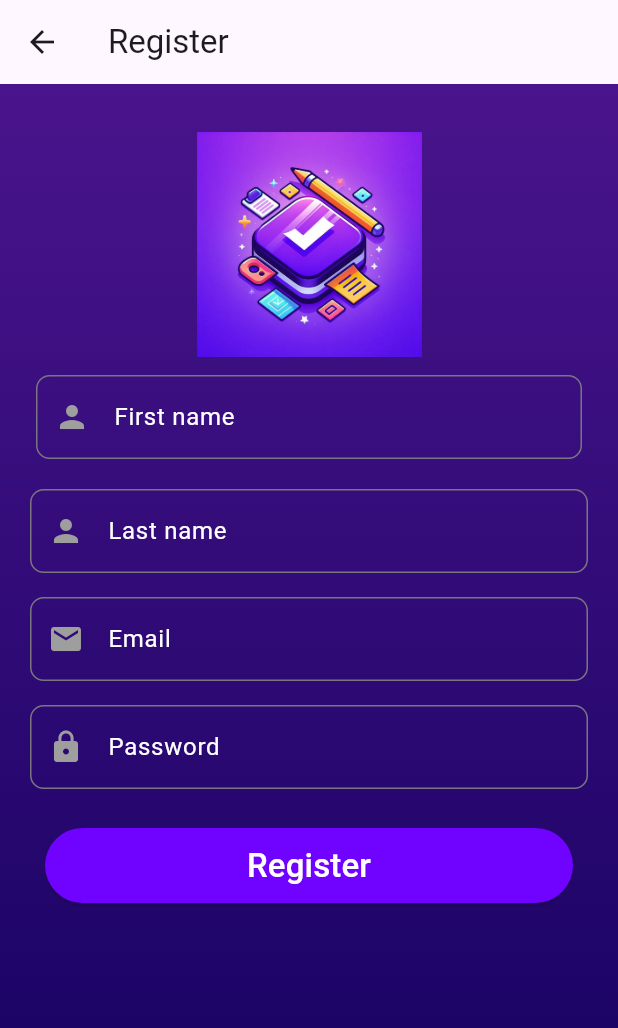
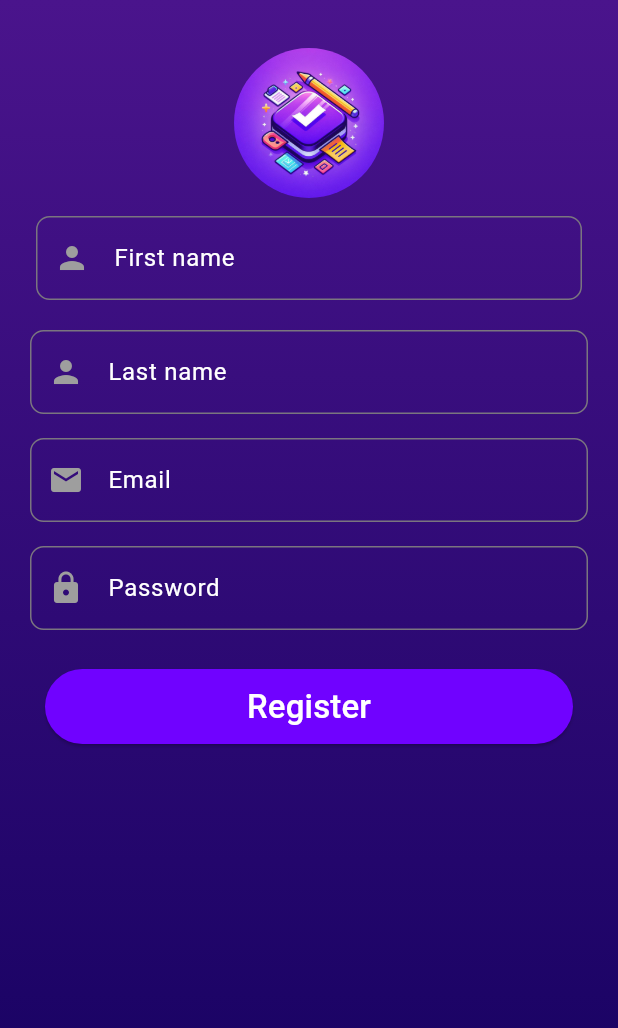
Before and after one commit to DorianoOjeda/project_movil_1, a Flutter app: the screen it shows after launch, after a tap on "Sign Up", on a phone screen of 412 x 824 dp. Shown: the top 1028 px of the screen. Run offline on Flutter 3.47's test engine with Material 3 defaults, Android fonts, the phone set to English and light mode, and no system bars; our stand-ins replace form_field_validator, table_calendar.

Commit message:
refactor: handler implemented

```diff
--- a/lib/handler.dart
+++ b/lib/handler.dart
@@ -1,9 +1,12 @@
 import './ui/components/logo.dart';
+import './ui/components/navigationbtn.dart';
 
-/**
- * This handler will be use to get reusable components and functions.
- */
+/// This handler will be use to get reusable components and functions.
 
 Logo getLogo(double height, double width) {
   return Logo(height, width);
 }
+
+NavigationButton getNavigationButton(String text, String route) {
+  return NavigationButton(text, route);
+}
--- a/lib/main.dart
+++ b/lib/main.dart
@@ -19,9 +19,9 @@ class MyApp extends StatelessWidget {
           colorScheme: ColorScheme.fromSeed(seedColor: Colors.deepPurple),
           useMaterial3: true,
         ),
-        initialRoute: "/",
+        initialRoute: "/initialPage",
         routes: {
-          '/': (context) => const InitPage(),
+          '/initialPage': (context) => const InitPage(),
           '/login': (context) => const LoginPage(),
           '/signup': (context) => const SignupPage(),
           '/home': (context) => const HomePage(),
--- /dev/null
+++ b/lib/ui/components/navigationbtn.dart
@@ -0,0 +1,34 @@
+import 'package:flutter/material.dart';
+
+class NavigationButton extends StatelessWidget {
+  final String buttonText;
+  final String route;
+
+  const NavigationButton(this.route, this.buttonText, {super.key});
+
+  @override
+  Widget build(BuildContext context) {
+    return ElevatedButton(
+      onPressed: () {
+        Navigator.pushNamed(
+          context,
+          route,
+        );
+      },
+      style: ElevatedButton.styleFrom(
+        backgroundColor: Colors.white,
+        padding: const EdgeInsets.symmetric(horizontal: 100, vertical: 20),
+        shape: RoundedRectangleBorder(
+          borderRadius: BorderRadius.circular(30), // Botón redondeado
+        ),
+      ),
+      child: Text(
+        buttonText,
+        style: const TextStyle(
+          color: Colors.deepPurple,
+          fontSize: 20,
+        ),
+      ),
+    );
+  }
+}
--- a/lib/ui/pages/auth/login.dart
+++ b/lib/ui/pages/auth/login.dart
@@ -1,4 +1,5 @@
 import 'package:flutter/material.dart';
+import '../../../handler.dart';
 
 class LoginPage extends StatelessWidget {
   const LoginPage({super.key});
@@ -17,16 +18,8 @@ class LoginPage extends StatelessWidget {
           child: Column(
             mainAxisAlignment: MainAxisAlignment.center,
             children: <Widget>[
-              Container(
-                height: 300,
-                width: 300,
-                decoration: BoxDecoration(
-                    image: const DecorationImage(
-                      image: AssetImage("assets/images/logo.jpeg"),
-                      fit: BoxFit.cover,
-                    ),
-                    borderRadius: BorderRadius.circular(400)),
-              ),
+              getLogo(300, 300),
+              const SizedBox(height: 50),
               const Text(
                 "Mi Mejor Ser",
                 style: TextStyle(
--- a/lib/ui/pages/auth/signup.dart
+++ b/lib/ui/pages/auth/signup.dart
@@ -1,5 +1,6 @@
 import 'package:flutter/material.dart';
 import 'package:form_field_validator/form_field_validator.dart';
+import '../../../handler.dart';
 
 class SignupPage extends StatefulWidget {
   const SignupPage({super.key});
@@ -13,9 +14,6 @@ class _SignupPageState extends State<SignupPage> {
   @override
   Widget build(BuildContext context) {
     return Scaffold(
-      appBar: AppBar(
-        title: const Text('Register'),
-      ),
       body: Container(
           decoration: const BoxDecoration(
             gradient: LinearGradient(
@@ -34,11 +32,7 @@ class _SignupPageState extends State<SignupPage> {
                   Padding(
                     padding: const EdgeInsets.only(top: 20.0),
                     child: Center(
-                      child: Container(
-                        width: 200,
-                        height: 150,
-                        child: Image.asset('assets/images/logo.jpeg'),
-                      ),
+                      child: getLogo(100, 100),
                     ),
                   ),
                   Padding(
@@ -51,7 +45,7 @@ class _SignupPageState extends State<SignupPage> {
                         MinLengthValidator(3,
                             errorText:
                                 'First name must be at least 3 characters long'),
-                      ]),
+                      ]).call,
                       decoration: const InputDecoration(
                           labelStyle: TextStyle(color: Colors.white),
                           hintText: 'Enter first name',
@@ -76,7 +70,7 @@ class _SignupPageState extends State<SignupPage> {
                         MinLengthValidator(3,
                             errorText:
                                 'Last name must be at least 3 characters long'),
-                      ]),
+                      ]).call,
                       decoration: const InputDecoration(
                           labelStyle: TextStyle(color: Colors.white),
                           hintText: 'Enter last name',
@@ -100,7 +94,7 @@ class _SignupPageState extends State<SignupPage> {
                             errorText: 'Please enter your email address'),
                         EmailValidator(
                             errorText: 'Please enter a valid email address'),
-                      ]),
+                      ]).call,
                       decoration: const InputDecoration(
                           labelStyle: TextStyle(color: Colors.white),
                           hintText: 'Email',
@@ -130,7 +124,7 @@ class _SignupPageState extends State<SignupPage> {
                         PatternValidator(r'(?=.*?[#_?!@$%^&*-])',
                             errorText:
                                 'Passwords must have at least one special character'),
-                      ]),
+                      ]).call,
                       decoration: const InputDecoration(
                         labelStyle: TextStyle(color: Colors.white),
                         hintText: 'Password',
@@ -153,7 +147,8 @@ class _SignupPageState extends State<SignupPage> {
                       height: 50,
                       child: ElevatedButton(
                         style: ElevatedButton.styleFrom(
-                          backgroundColor: Color.fromARGB(255, 112, 2, 255),
+                          backgroundColor:
+                              const Color.fromARGB(255, 112, 2, 255),
                           shape: RoundedRectangleBorder(
                             borderRadius: BorderRadius.circular(30),
                           ),
@@ -167,7 +162,7 @@ class _SignupPageState extends State<SignupPage> {
                             // Form is valid, proceed with your logic
                             Navigator.pushNamed(
                               context,
-                              '/',
+                              '/initialPage',
                             );
                           }
                         },
--- a/lib/ui/pages/init_page.dart
+++ b/lib/ui/pages/init_page.dart
@@ -28,53 +28,9 @@ class InitPage extends StatelessWidget {
                 ),
               ),
               const SizedBox(height: 50),
-              ElevatedButton(
-                onPressed: () {
-                  Navigator.pushNamed(
-                    context,
-                    '/login',
-                  );
-                },
-                style: ElevatedButton.styleFrom(
-                  backgroundColor: Colors.white,
-                  padding:
-                      const EdgeInsets.symmetric(horizontal: 100, vertical: 20),
-                  shape: RoundedRectangleBorder(
-                    borderRadius: BorderRadius.circular(30), // Botón redondeado
-                  ),
-                ),
-                child: const Text(
-                  "Login",
-                  style: TextStyle(
-                    color: Colors.deepPurple,
-                    fontSize: 20,
-                  ),
-                ),
-              ),
+              getNavigationButton('/login', "Login"),
               const SizedBox(height: 20),
-              ElevatedButton(
-                onPressed: () {
-                  Navigator.pushNamed(
-                    context,
-                    '/signup',
-                  );
-                },
-                style: ElevatedButton.styleFrom(
-                  backgroundColor: Colors.white,
-                  padding:
-                      const EdgeInsets.symmetric(horizontal: 90, vertical: 20),
-                  shape: RoundedRectangleBorder(
-                    borderRadius: BorderRadius.circular(30), // Botón redondeado
-                  ),
-                ),
-                child: const Text(
-                  "Sign Up",
-                  style: TextStyle(
-                    color: Colors.deepPurple,
-                    fontSize: 20,
-                  ),
-                ),
-              ),
+              getNavigationButton('/signup', "Sign Up"),
             ],
           ),
         ),
```
